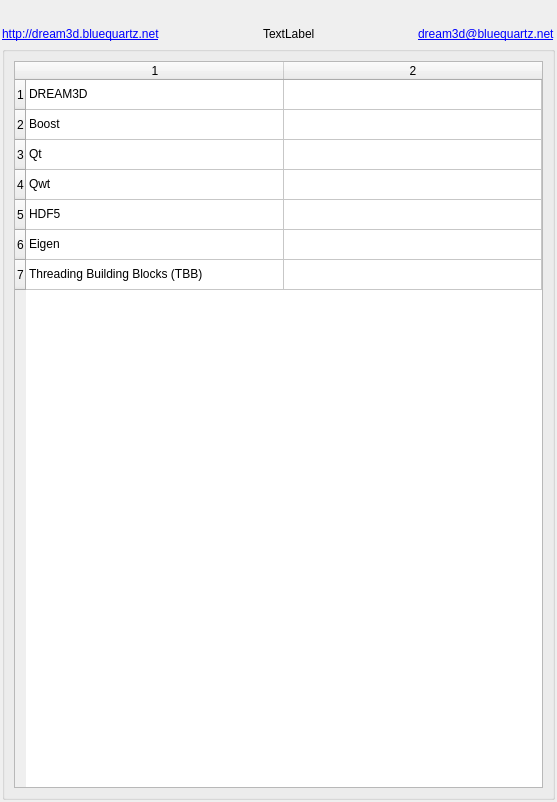
Above: Source/Applications/DREAM3D/UI_Files/AboutDREAM3D.ui from BlueQuartzSoftware/DREAM3D before the change. Below: the same form after it.
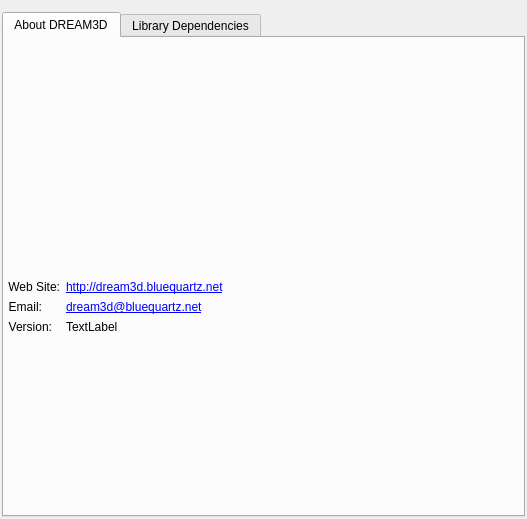
That is the form after the change. Icons and pictures are not drawn.

Commit message:
Migrate DREAM3D to Qt 5.4.0
All files have been updated and compile on OS X.
Packaging on OS X works properly

Updates #263

Diff of the .ui file:
```diff
--- a/Source/Applications/DREAM3D/UI_Files/AboutDREAM3D.ui
+++ b/Source/Applications/DREAM3D/UI_Files/AboutDREAM3D.ui
@@ -6,8 +6,8 @@
    <rect>
     <x>0</x>
     <y>0</y>
-    <width>557</width>
-    <height>802</height>
+    <width>527</width>
+    <height>519</height>
    </rect>
   </property>
   <property name="windowTitle">
@@ -21,28 +21,41 @@
    <property name="spacing">
     <number>2</number>
    </property>
-   <property name="margin">
+   <property name="leftMargin">
     <number>2</number>
    </property>
-   <item>
-    <layout class="QHBoxLayout" name="horizontalLayout">
      <property name="topMargin">
+    <number>12</number>
+   </property>
+   <property name="rightMargin">
+    <number>2</number>
+   </property>
+   <property name="bottomMargin">
+    <number>2</number>
+   </property>
+   <item>
+    <widget class="QTabWidget" name="tabWidget">
+     <property name="currentIndex">
       <number>0</number>
      </property>
-     <item>
-      <spacer name="horizontalSpacer">
-       <property name="orientation">
-        <enum>Qt::Horizontal</enum>
+     <widget class="QWidget" name="tab">
+      <attribute name="title">
+       <string>About DREAM3D</string>
+      </attribute>
+      <layout class="QGridLayout" name="gridLayout">
+       <property name="leftMargin">
+        <number>4</number>
        </property>
-       <property name="sizeHint" stdset="0">
-        <size>
-         <width>40</width>
-         <height>20</height>
-        </size>
+       <property name="topMargin">
+        <number>4</number>
        </property>
-      </spacer>
-     </item>
-     <item>
+       <property name="rightMargin">
+        <number>4</number>
+       </property>
+       <property name="bottomMargin">
+        <number>4</number>
+       </property>
+       <item row="0" column="0" colspan="2">
       <widget class="QLabel" name="label">
        <property name="lineWidth">
         <number>0</number>
@@ -61,27 +74,22 @@
        </property>
       </widget>
      </item>
-     <item>
-      <spacer name="horizontalSpacer_2">
-       <property name="orientation">
-        <enum>Qt::Horizontal</enum>
-       </property>
-       <property name="sizeHint" stdset="0">
-        <size>
-         <width>40</width>
-         <height>20</height>
-        </size>
-       </property>
-      </spacer>
-     </item>
-    </layout>
-   </item>
-   <item>
-    <layout class="QHBoxLayout" name="horizontalLayout_2">
+       <item row="5" column="0" colspan="2">
+        <layout class="QFormLayout" name="formLayout">
      <property name="topMargin">
       <number>0</number>
      </property>
-     <item>
+         <item row="0" column="0">
+          <widget class="QLabel" name="label_4">
+           <property name="text">
+            <string>Web Site:</string>
+           </property>
+           <property name="alignment">
+            <set>Qt::AlignRight|Qt::AlignTrailing|Qt::AlignVCenter</set>
+           </property>
+          </widget>
+         </item>
+         <item row="0" column="1">
       <widget class="QLabel" name="label_3">
        <property name="text">
         <string>&lt;html&gt;&lt;head/&gt;&lt;body&gt;&lt;p&gt;&lt;a href=&quot;http://dream3d.bluequartz.net&quot;&gt;&lt;span style=&quot; text-decoration: underline; color:#0000ff;&quot;&gt;http://dream3d.bluequartz.net&lt;/span&gt;&lt;/a&gt;&lt;/p&gt;&lt;/body&gt;&lt;/html&gt;</string>
@@ -91,40 +99,17 @@
        </property>
       </widget>
      </item>
-     <item>
-      <spacer name="horizontalSpacer_3">
-       <property name="orientation">
-        <enum>Qt::Horizontal</enum>
-       </property>
-       <property name="sizeHint" stdset="0">
-        <size>
-         <width>40</width>
-         <height>20</height>
-        </size>
-       </property>
-      </spacer>
-     </item>
-     <item>
-      <widget class="QLabel" name="labelVersion">
+         <item row="1" column="0">
+          <widget class="QLabel" name="label_5">
        <property name="text">
-        <string>TextLabel</string>
+            <string>Email:</string>
+           </property>
+           <property name="alignment">
+            <set>Qt::AlignRight|Qt::AlignTrailing|Qt::AlignVCenter</set>
        </property>
       </widget>
      </item>
-     <item>
-      <spacer name="horizontalSpacer_4">
-       <property name="orientation">
-        <enum>Qt::Horizontal</enum>
-       </property>
-       <property name="sizeHint" stdset="0">
-        <size>
-         <width>40</width>
-         <height>20</height>
-        </size>
-       </property>
-      </spacer>
-     </item>
-     <item>
+         <item row="1" column="1">
       <widget class="QLabel" name="label_2">
        <property name="text">
         <string>&lt;html&gt;&lt;head/&gt;&lt;body&gt;&lt;p&gt;&lt;a href=&quot;mailto:dream3d.bluequartz.net&quot;&gt;&lt;span style=&quot; text-decoration: underline; color:#0000ff;&quot;&gt;dream3d@bluequartz.net&lt;/span&gt;&lt;/a&gt;&lt;/p&gt;&lt;/body&gt;&lt;/html&gt;</string>
@@ -134,11 +119,44 @@
        </property>
       </widget>
      </item>
-    </layout>
-   </item>
-   <item>
-    <widget class="QGroupBox" name="groupBox">
-     <layout class="QVBoxLayout" name="verticalLayout_2">
+         <item row="2" column="0">
+          <widget class="QLabel" name="label_6">
+           <property name="text">
+            <string>Version:</string>
+           </property>
+           <property name="alignment">
+            <set>Qt::AlignRight|Qt::AlignTrailing|Qt::AlignVCenter</set>
+           </property>
+          </widget>
+         </item>
+         <item row="2" column="1">
+          <widget class="QLabel" name="labelVersion">
+           <property name="text">
+            <string>TextLabel</string>
+           </property>
+          </widget>
+         </item>
+        </layout>
+       </item>
+      </layout>
+     </widget>
+     <widget class="QWidget" name="tab_2">
+      <attribute name="title">
+       <string>Library Dependencies</string>
+      </attribute>
+      <layout class="QHBoxLayout" name="horizontalLayout">
+       <property name="leftMargin">
+        <number>4</number>
+       </property>
+       <property name="topMargin">
+        <number>4</number>
+       </property>
+       <property name="rightMargin">
+        <number>4</number>
+       </property>
+       <property name="bottomMargin">
+        <number>4</number>
+       </property>
       <item>
        <widget class="QTableWidget" name="version">
         <property name="editTriggers">
@@ -200,6 +218,7 @@
        </widget>
       </item>
      </layout>
+     </widget>
     </widget>
    </item>
   </layout>
```
Lines whose indentation alone changed are shown as unchanged. The commit also changes 322 other files.
